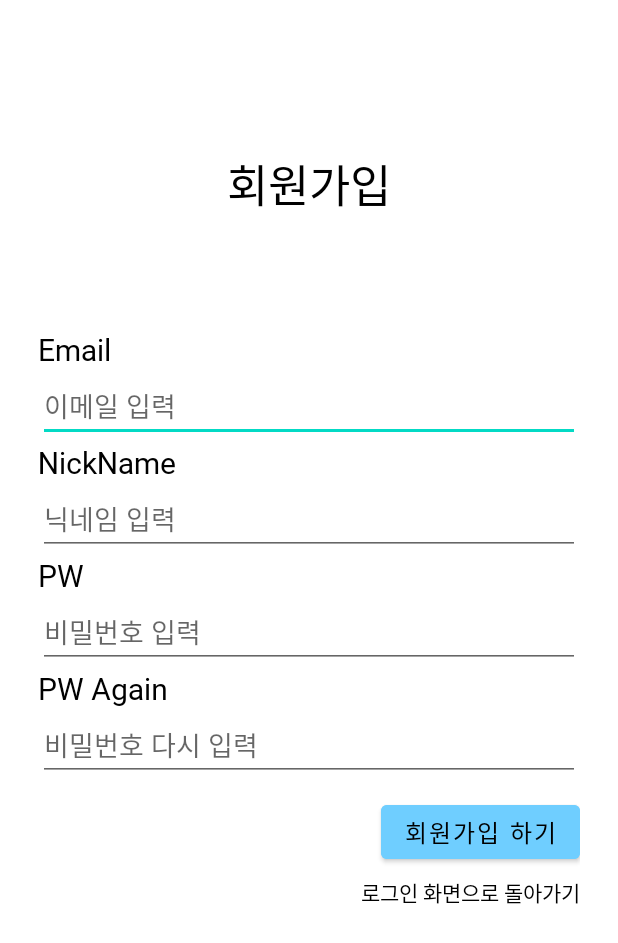
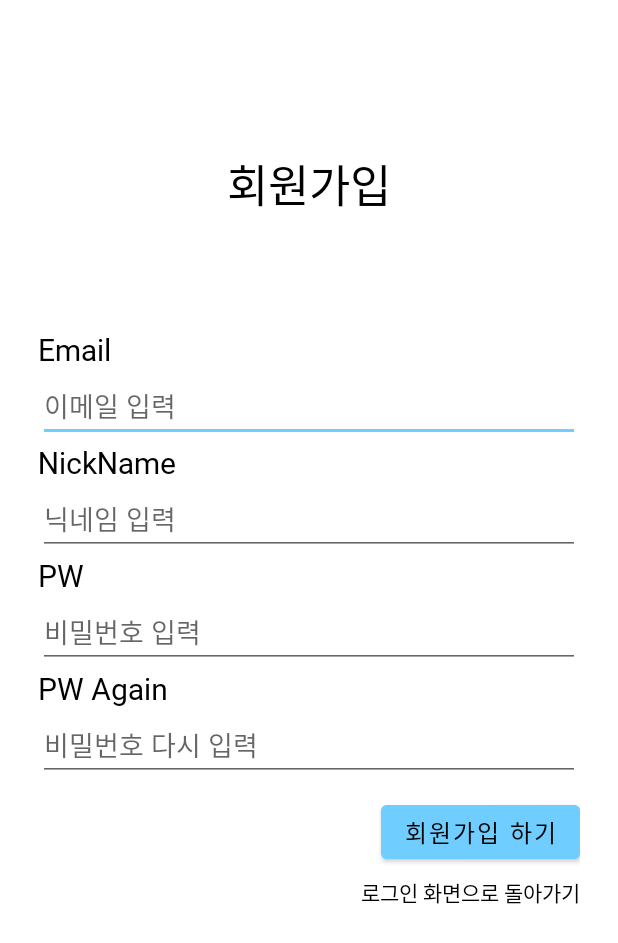
Before and after one commit to samgashyeong/Typing, an Android app: the layout activity_sign_up.xml on its own in the app's theme, with its tools: preview values and no code run, on a phone screen of 412 x 824 dp. Shown: the top 943 px of the screen. Run offline under Robolectric (Android 15) with nearby library versions, the phone set to English and light mode, and no system bars.

Commit message:
no action bar

```diff
--- a/app/src/main/res/layout/activity_sign_up.xml
+++ b/app/src/main/res/layout/activity_sign_up.xml
@@ -1,7 +1,8 @@
 <?xml version="1.0" encoding="utf-8"?>
 <layout xmlns:tools="http://schemas.android.com/tools"
     xmlns:android="http://schemas.android.com/apk/res/android"
-    xmlns:app="http://schemas.android.com/apk/res-auto">
+    xmlns:app="http://schemas.android.com/apk/res-auto"
+    android:background="@color/white">
     <androidx.constraintlayout.widget.ConstraintLayout
         android:layout_width="match_parent"
         android:layout_height="match_parent"
--- a/app/src/main/res/values-night/themes.xml
+++ b/app/src/main/res/values-night/themes.xml
@@ -1,10 +1,10 @@
 <resources xmlns:tools="http://schemas.android.com/tools">
     <!-- Base application theme. -->
-    <style name="Theme.Typing" parent="Theme.MaterialComponents.DayNight.DarkActionBar">
+    <style name="Theme.Typing" parent="Theme.MaterialComponents.NoActionBar">
         <!-- Primary brand color. -->
-        <item name="colorPrimary">@color/purple_200</item>
-        <item name="colorPrimaryVariant">@color/purple_700</item>
-        <item name="colorOnPrimary">@color/black</item>
+        <item name="colorPrimary">@color/main_color</item>
+        <item name="colorPrimaryVariant">@color/main_color</item>
+        <item name="colorOnPrimary">@color/white</item>
         <!-- Secondary brand color. -->
         <item name="colorSecondary">@color/teal_200</item>
         <item name="colorSecondaryVariant">@color/teal_200</item>
--- a/app/src/main/res/values/themes.xml
+++ b/app/src/main/res/values/themes.xml
@@ -1,14 +1,14 @@
 <resources xmlns:tools="http://schemas.android.com/tools">
     <!-- Base application theme. -->
-    <style name="Theme.Typing" parent="Theme.MaterialComponents.DayNight.DarkActionBar">
+    <style name="Theme.Typing" parent="Theme.MaterialComponents.Light.NoActionBar">
         <!-- Primary brand color. -->
-        <item name="colorPrimary">@color/purple_500</item>
-        <item name="colorPrimaryVariant">@color/purple_700</item>
+        <item name="colorPrimary">@color/main_color</item>
+        <item name="colorPrimaryVariant">@color/main_color</item>
         <item name="colorOnPrimary">@color/white</item>
         <!-- Secondary brand color. -->
-        <item name="colorSecondary">@color/teal_200</item>
-        <item name="colorSecondaryVariant">@color/teal_700</item>
-        <item name="colorOnSecondary">@color/black</item>
+        <item name="colorSecondary">@color/main_color</item>
+        <item name="colorSecondaryVariant">@color/main_color</item>
+        <item name="colorOnSecondary">#FFFFFF</item>
         <!-- Status bar color. -->
         <item name="android:statusBarColor" tools:targetApi="l">?attr/colorPrimaryVariant</item>
         <!-- Customize your theme here. -->
```
